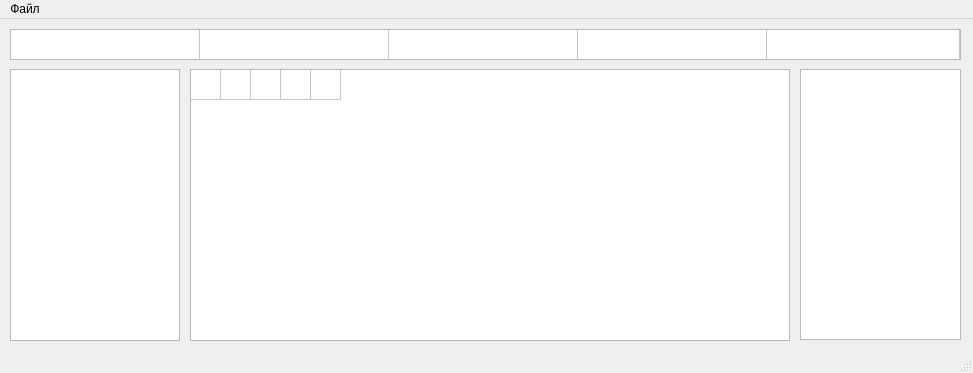
Above: main.ui from GAJIbl4/TopConst before the change. Below: the same form after it.
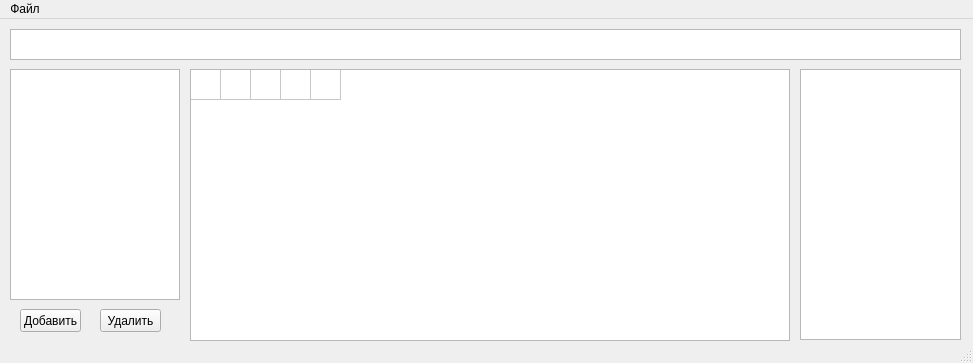
That is the form after the change.

What changed in the file:
```diff
--- a/main.ui
+++ b/main.ui
@@ -7,9 +7,15 @@
     <x>0</x>
     <y>0</y>
     <width>973</width>
-    <height>373</height>
+    <height>363</height>
    </rect>
   </property>
+  <property name="sizePolicy">
+   <sizepolicy hsizetype="Fixed" vsizetype="Fixed">
+    <horstretch>0</horstretch>
+    <verstretch>0</verstretch>
+   </sizepolicy>
+  </property>
   <property name="windowTitle">
    <string>Topology Constructor</string>
   </property>
@@ -95,9 +101,18 @@
       <x>10</x>
       <y>50</y>
       <width>170</width>
-      <height>272</height>
+      <height>231</height>
      </rect>
     </property>
+    <property name="horizontalScrollBarPolicy">
+     <enum>Qt::ScrollBarAlwaysOff</enum>
+    </property>
+    <property name="textElideMode">
+     <enum>Qt::ElideMiddle</enum>
+    </property>
+    <property name="viewMode">
+     <enum>QListView::ListMode</enum>
+    </property>
    </widget>
    <widget class="QListWidget" name="listWidget_2">
     <property name="geometry">
@@ -123,17 +138,32 @@
       <pointsize>10</pointsize>
      </font>
     </property>
+    <property name="verticalScrollBarPolicy">
+     <enum>Qt::ScrollBarAlwaysOff</enum>
+    </property>
+    <property name="horizontalScrollBarPolicy">
+     <enum>Qt::ScrollBarAlwaysOff</enum>
+    </property>
+    <property name="sizeAdjustPolicy">
+     <enum>QAbstractScrollArea::AdjustToContents</enum>
+    </property>
+    <property name="textElideMode">
+     <enum>Qt::ElideMiddle</enum>
+    </property>
+    <property name="showGrid">
+     <bool>false</bool>
+    </property>
     <property name="rowCount">
      <number>1</number>
     </property>
     <property name="columnCount">
-     <number>5</number>
+     <number>4</number>
     </property>
     <attribute name="horizontalHeaderVisible">
      <bool>false</bool>
     </attribute>
     <attribute name="horizontalHeaderDefaultSectionSize">
-     <number>189</number>
+     <number>237</number>
     </attribute>
     <attribute name="horizontalHeaderMinimumSectionSize">
      <number>30</number>
@@ -149,7 +179,32 @@
     <column/>
     <column/>
     <column/>
-    <column/>
+   </widget>
+   <widget class="QPushButton" name="create_button">
+    <property name="geometry">
+     <rect>
+      <x>20</x>
+      <y>290</y>
+      <width>61</width>
+      <height>23</height>
+     </rect>
+    </property>
+    <property name="text">
+     <string>Добавить</string>
+    </property>
+   </widget>
+   <widget class="QPushButton" name="delete_button">
+    <property name="geometry">
+     <rect>
+      <x>100</x>
+      <y>290</y>
+      <width>61</width>
+      <height>23</height>
+     </rect>
+    </property>
+    <property name="text">
+     <string>Удалить</string>
+    </property>
    </widget>
   </widget>
   <widget class="QMenuBar" name="menubar">
```
Left out of the diff: 2 changed lines with no effect on the pictures.
